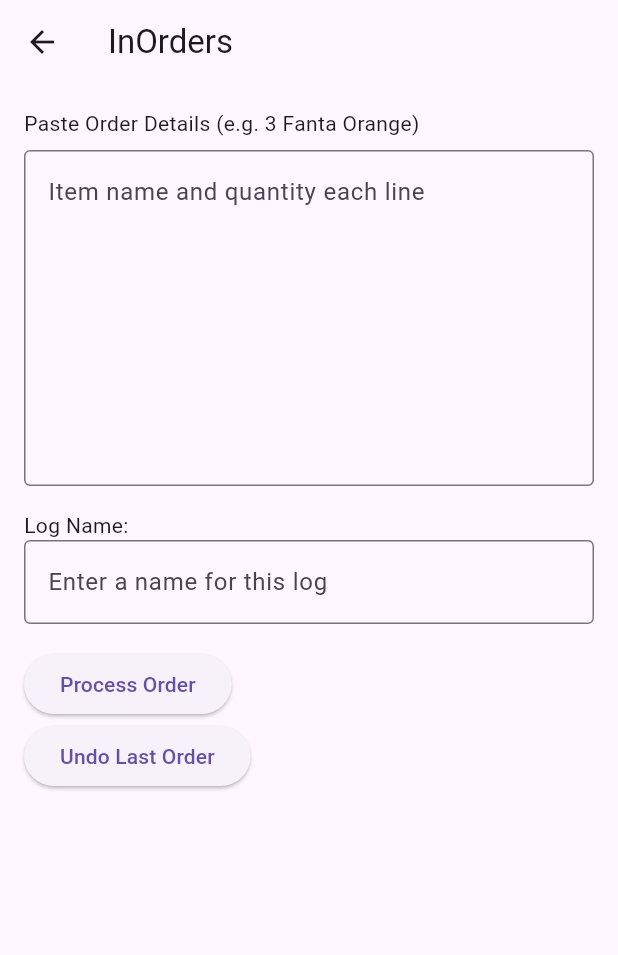
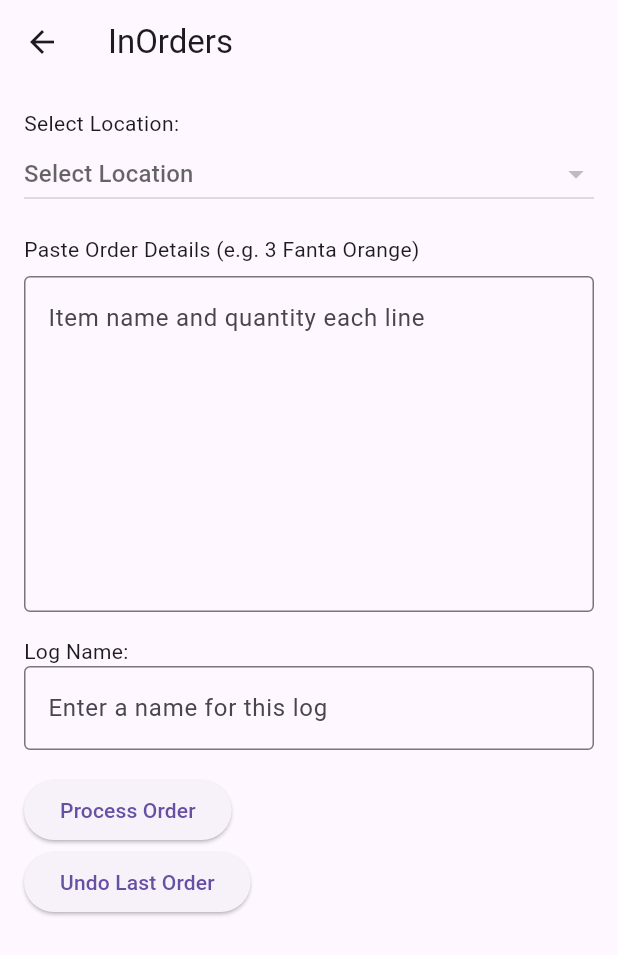
Before and after one commit to parispoll/Warehouse_inventory, a Flutter app: the InOrdersPage screen opened directly, after a tap on "Process Order", on a phone screen of 412 x 824 dp. Shown: the top 955 px of the screen. Run offline on Flutter 3.47's test engine with Material 3 defaults, Android fonts, the phone set to English and light mode, and no system bars; our stand-ins replace csv, firebase_core, permission_handler, sqflite; missing offline and left inert: string_similarity; accounts and stored records are empty; statements that could not run were skipped.

Commit message:
Add location selector to InOrdersPage and subtract quantity from selected location

```diff
--- a/lib/in_orders.dart
+++ b/lib/in_orders.dart
@@ -3,7 +3,6 @@ import 'package:sqflite/sqflite.dart';
 import 'package:string_similarity/string_similarity.dart';
 import 'database_helper.dart';
 import 'utils/sorting.dart';
-
 
 class InOrdersPage extends StatefulWidget {
   @override
@@ -17,6 +16,8 @@ class _InOrdersPageState extends State<InOrdersPage> {
   List<String> notFoundItems = [];
   Map<String, Map<String, dynamic>> inventoryMap = {};
   Map<String, int> aliasToInventoryId = {};
+  List<Map<String, dynamic>> locations = [];
+  int? selectedLocationId;
 
   @override
   void initState() {
@@ -26,7 +27,17 @@ class _InOrdersPageState extends State<InOrdersPage> {
 
   Future<void> initDatabase() async {
     database = await DatabaseHelper.getDatabase();
+    await _loadLocations();
     await _loadInventoryAndAliases();
+  }
+
+  Future<void> _loadLocations() async {
+    final result = await database!.query('locations');
+    locations = result;
+    if (locations.isNotEmpty) {
+      selectedLocationId ??= locations.first['id'] as int;
+    }
+    setState(() {});
   }
 
   Future<void> _loadInventoryAndAliases() async {
@@ -34,7 +45,8 @@ class _InOrdersPageState extends State<InOrdersPage> {
       SELECT i.id, i.name, s.quantity
       FROM inventory i
       JOIN inventory_stock s ON i.id = s.inventory_id
-    ''');
+      WHERE s.location_id = ?
+    ''', [selectedLocationId]);
 
     inventoryMap = {
       for (var row in inventoryRows)
@@ -57,6 +69,8 @@ class _InOrdersPageState extends State<InOrdersPage> {
   }
 
   Future<void> processOrder() async {
+    if (selectedLocationId == null) return;
+
     final logName = _logNameController.text.trim();
     final lines = _orderController.text.trim().split('\n');
     notFoundItems.clear();
@@ -80,17 +94,14 @@ class _InOrdersPageState extends State<InOrdersPage> {
       Map<String, dynamic>? item;
       int? inventoryId;
 
-      // 1. Exact match
       item = inventoryMap[inputName];
       inventoryId = item?['id'];
 
-      // 2. Alias match
       if (inventoryId == null && aliasToInventoryId.containsKey(inputName)) {
         inventoryId = aliasToInventoryId[inputName];
-        item = inventoryMap.values.firstWhere((e) => e['id'] == inventoryId);
+        item = inventoryMap.values.firstWhere((e) => e['id'] == inventoryId, orElse: () => {});
       }
 
-      // 3. Fuzzy match
       if (inventoryId == null) {
         final best = inventoryMap.entries
             .map((e) => {
@@ -108,8 +119,7 @@ class _InOrdersPageState extends State<InOrdersPage> {
         }
       }
 
-      // 4. Prompt for alias if still not matched
-      if (inventoryId == null || item == null) {
+      if (inventoryId == null || item == null || item.isEmpty) {
         notFoundItems.add(line);
         await promptAddAlias(inputName);
         continue;
@@ -117,12 +127,11 @@ class _InOrdersPageState extends State<InOrdersPage> {
 
       final newQty = (item['quantity'] as num).toInt() - quantity;
 
-
       await database!.update(
         'inventory_stock',
         {'quantity': newQty},
-        where: 'inventory_id = ?',
-        whereArgs: [inventoryId],
+        where: 'inventory_id = ? AND location_id = ?',
+        whereArgs: [inventoryId, selectedLocationId],
       );
 
       await database!.insert('order_logs', {
@@ -135,7 +144,7 @@ class _InOrdersPageState extends State<InOrdersPage> {
       updatedSummary.add("${item['name']} → $newQty");
     }
 
-    await _loadInventoryAndAliases(); // Refresh maps
+    await _loadInventoryAndAliases();
 
     showDialog(
       context: context,
@@ -154,9 +163,7 @@ class _InOrdersPageState extends State<InOrdersPage> {
             ],
           ),
         ),
-        actions: [
-          TextButton(onPressed: () => Navigator.pop(context), child: Text("OK"))
-        ],
+        actions: [TextButton(onPressed: () => Navigator.pop(context), child: Text("OK"))],
       ),
     );
 
@@ -169,8 +176,8 @@ class _InOrdersPageState extends State<InOrdersPage> {
     List<Map<String, dynamic>> inventoryList = inventoryMap.values.toList();
     List<String> categoryList = [];
 
-  // Fetch category names from the database
-  final categories = await database!.rawQuery('SELECT DISTINCT c.name FROM categories c JOIN inventory i ON i.category_id = c.id');
+    final categories = await database!.rawQuery(
+        'SELECT DISTINCT c.name FROM categories c JOIN inventory i ON i.category_id = c.id');
     categoryList = categories.map((row) => row['name'].toString()).toList();
 
     await showDialog(
@@ -182,7 +189,8 @@ class _InOrdersPageState extends State<InOrdersPage> {
             mainAxisSize: MainAxisSize.min,
             crossAxisAlignment: CrossAxisAlignment.start,
             children: [
-            Text("Unknown item: \"$unknownItem\"", style: TextStyle(fontWeight: FontWeight.bold)),
+              Text("Unknown item: \"$unknownItem\"",
+                  style: TextStyle(fontWeight: FontWeight.bold)),
               SizedBox(height: 12),
               DropdownButtonFormField<String>(
                 decoration: InputDecoration(labelText: "Select Category"),
@@ -200,16 +208,17 @@ class _InOrdersPageState extends State<InOrdersPage> {
                     JOIN categories c ON i.category_id = c.id
                     WHERE c.name = ?
                   ''', [selectedCategory]);
-  inventoryList = result.map((row) => {
+                  inventoryList = result
+                      .map((row) => {
                             'name': row['name'],
                             'id': inventoryMap[row['name']!.toString().toLowerCase()]?['id']
-  }).where((item) => item['id'] != null).toList()
-    ..sort((a, b) => naturalCompare(a['name'], b['name'])); // ✅ Natural sort
-
+                          })
+                      .where((item) => item['id'] != null)
+                      .toList()
+                    ..sort((a, b) => naturalCompare(a['name'], b['name']));
                   selectedItemName = null;
                   setState(() {});
                 },
-
               ),
               SizedBox(height: 12),
               DropdownButtonFormField<String>(
@@ -247,32 +256,25 @@ class _InOrdersPageState extends State<InOrdersPage> {
     );
   }
 
-
-
   Future<void> undoLastOrder() async {
     final logName = _logNameController.text.trim();
     if (logName.isEmpty) return;
 
-    final logs = await database!.query(
-      'order_logs',
-      where: 'log_name = ?',
-      whereArgs: [logName],
-    );
+    final logs = await database!.query('order_logs', where: 'log_name = ?', whereArgs: [logName]);
 
     for (final log in logs) {
       final itemId = log['item_id'] as int;
       final qty = log['quantity_subtracted'] as int;
 
       await database!.rawUpdate('''
-        UPDATE inventory_stock SET quantity = quantity + ? WHERE inventory_id = ?
-      ''', [qty, itemId]);
+        UPDATE inventory_stock SET quantity = quantity + ? WHERE inventory_id = ? AND location_id = ?
+      ''', [qty, itemId, selectedLocationId]);
     }
 
     await database!.delete('order_logs', where: 'log_name = ?', whereArgs: [logName]);
 
-    ScaffoldMessenger.of(context).showSnackBar(
-      SnackBar(content: Text("✅ Undo complete for log: $logName")),
-    );
+    ScaffoldMessenger.of(context)
+        .showSnackBar(SnackBar(content: Text("✅ Undo complete for log: $logName")));
 
     await _loadInventoryAndAliases();
     setState(() {});
@@ -285,9 +287,24 @@ class _InOrdersPageState extends State<InOrdersPage> {
       body: Padding(
         padding: const EdgeInsets.all(16.0),
         child: SingleChildScrollView(
-          child: Column(
-            crossAxisAlignment: CrossAxisAlignment.start,
-            children: [
+          child: Column(crossAxisAlignment: CrossAxisAlignment.start, children: [
+            Text("Select Location:"),
+            DropdownButton<int>(
+              isExpanded: true,
+              value: selectedLocationId,
+              hint: Text("Select Location"),
+              items: locations.map((loc) {
+                return DropdownMenuItem<int>(
+                  value: loc['id'],
+                  child: Text(loc['name']),
+                );
+              }).toList(),
+              onChanged: (value) async {
+                setState(() => selectedLocationId = value);
+                await _loadInventoryAndAliases();
+              },
+            ),
+            SizedBox(height: 16),
             Text("Paste Order Details (e.g. 3 Fanta Orange)"),
             SizedBox(height: 8),
             TextField(
@@ -315,8 +332,7 @@ class _InOrdersPageState extends State<InOrdersPage> {
               Text("Items Not Found:", style: TextStyle(fontWeight: FontWeight.bold)),
               ...notFoundItems.map((e) => Text(e, style: TextStyle(color: Colors.red)))
             ]
-            ],
-          ),
+          ]),
         ),
       ),
     );
```
Lines whose indentation alone changed are shown as unchanged.
